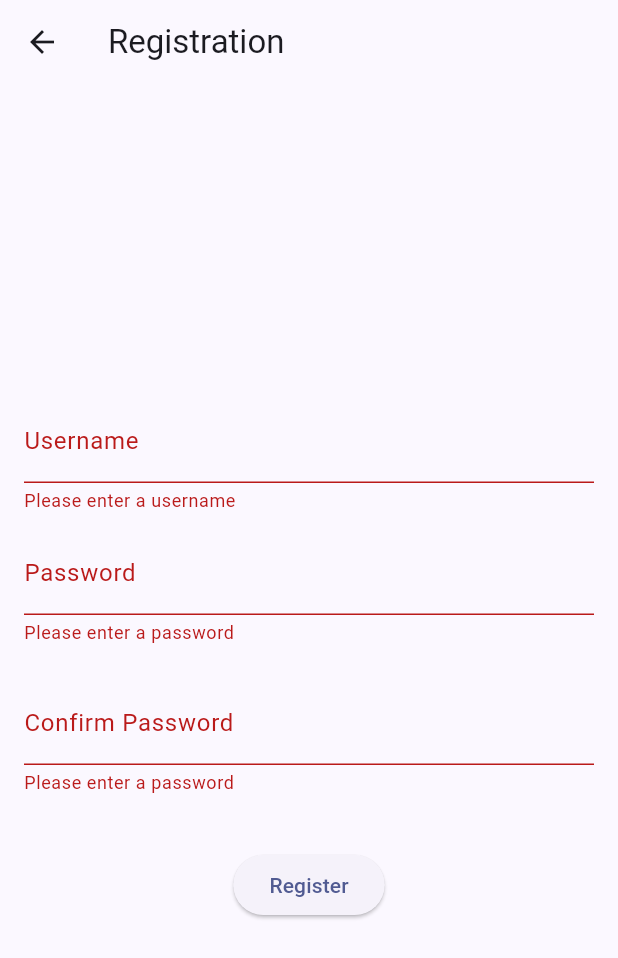
After one commit to Haramchu/Gameshop-mobile, a Flutter app: the RegistrationPage screen opened directly, after a tap on "Register", on a phone screen of 412 x 824 dp. The commit adds this screen. Shown: the top 958 px of the screen. Run offline on Flutter 3.47's test engine with Material 2 defaults, Android fonts, the phone set to English and light mode, and no system bars; missing offline and left inert: pbp_django_auth; network calls fail.

Commit message:
bonus Register + Filter item

```diff
--- /dev/null
+++ b/lib/screens/register.dart
@@ -0,0 +1,168 @@
+import 'dart:convert';
+import 'package:flutter/material.dart';
+import 'package:gameshop/screens/login.dart';
+import 'package:pbp_django_auth/pbp_django_auth.dart';
+import 'package:provider/provider.dart';
+import 'package:http/http.dart' as http;
+
+class RegistrationPage extends StatefulWidget {
+  const RegistrationPage({Key? key}) : super(key: key);
+
+  @override
+  _RegistrationPageState createState() => _RegistrationPageState();
+}
+
+class _RegistrationPageState extends State<RegistrationPage> {
+  final _formKey = GlobalKey<FormState>();
+  final TextEditingController _usernameController = TextEditingController();
+  final TextEditingController _passwordController = TextEditingController();
+  final TextEditingController _confirmPasswordController =
+      TextEditingController();
+
+  @override
+  Widget build(BuildContext context) {
+    final request = context.watch<CookieRequest>();
+    return Scaffold(
+      appBar: AppBar(
+        title: const Text('Registration'),
+      ),
+      body: Padding(
+        padding: const EdgeInsets.all(16.0),
+        child: Form(
+          key: _formKey,
+          child: Column(
+            mainAxisAlignment: MainAxisAlignment.center,
+            children: [
+              TextFormField(
+                controller: _usernameController,
+                decoration: const InputDecoration(
+                  labelText: 'Username',
+                ),
+                validator: (value) {
+                  if (value == null || value.isEmpty) {
+                    return 'Please enter a username';
+                  }
+                  return null;
+                },
+              ),
+              const SizedBox(height: 12.0),
+              TextFormField(
+                controller: _passwordController,
+                decoration: const InputDecoration(
+                  labelText: 'Password',
+                ),
+                obscureText: true,
+                validator: (value) {
+                  if (value == null || value.isEmpty) {
+                    return 'Please enter a password';
+                  }
+                  return null;
+                },
+              ),
+              const SizedBox(height: 24.0),
+              TextFormField(
+                controller: _confirmPasswordController,
+                decoration: const InputDecoration(
+                  labelText: 'Confirm Password',
+                ),
+                obscureText: true,
+                validator: (value) {
+                  if (value == null || value.isEmpty) {
+                    return 'Please enter a password';
+                  }
+                  return null;
+                },
+              ),
+              const SizedBox(height: 36.0),
+              ElevatedButton(
+                onPressed: () async {
+                  if (_formKey.currentState!.validate()) {
+                    String username = _usernameController.text;
+                    String password = _passwordController.text;
+                    String confirmPassword = _confirmPasswordController.text;
+
+                    if (password != confirmPassword) {
+                      ScaffoldMessenger.of(context).showSnackBar(
+                        const SnackBar(
+                          content: Text("Passwords do not match"),
+                        ),
+                      );
+                      return;
+                    }
+
+                    try {
+                      if (password.length < 8) {
+                        ScaffoldMessenger.of(context).showSnackBar(
+                          const SnackBar(
+                            content: Text(
+                                "Password must be at least 8 characters long"),
+                          ),
+                        );
+                        return;
+                      }
+                      if (!RegExp(r'^(?=.*?[A-Z])(?=.*?[a-z])(?=.*?[0-9])')
+                          .hasMatch(password)) {
+                        ScaffoldMessenger.of(context).showSnackBar(
+                          const SnackBar(
+                            content: Text(
+                                "Password must contain at least 1 uppercase letter, 1 lowercase letter, and 1 number"),
+                          ),
+                        );
+                        return;
+                      }
+
+                      final response = await http.post(
+                        Uri.parse('http://localhost:8000/auth/register/'),
+                        body: {
+                          'username': username,
+                          'password': password,
+                        },
+                      );
+
+                      if (response.statusCode == 400) {
+                        ScaffoldMessenger.of(context).showSnackBar(
+                          const SnackBar(
+                            content:
+                                Text("Registration failed. Please try again."),
+                          ),
+                        );
+                        // Navigate to login page or other screen
+                      } else {
+                        ScaffoldMessenger.of(context).showSnackBar(
+                          const SnackBar(
+                            content: Text("Registration successful!"),
+                          ),
+                        );
+                        Navigator.pushReplacement(
+                          context,
+                          MaterialPageRoute(builder: (context) => LoginPage()),
+                        );
+                      }
+                    } catch (e) {
+                      print("Error during registration: $e");
+                      ScaffoldMessenger.of(context).showSnackBar(
+                        const SnackBar(
+                          content: Text(
+                              "An error occurred. Please try again later."),
+                        ),
+                      );
+                    }
+                  }
+                },
+                child: const Text('Register'),
+              ),
+            ],
+          ),
+        ),
+      ),
+    );
+  }
+
+  @override
+  void dispose() {
+    // Dispose controllers when the widget is disposed
+    _usernameController.dispose();
+    _passwordController.dispose();
+    super.dispose();
+  }
+}
```
Also changed, not shown: lib/screens/gameshop_form.dart (+5 -3 lines), lib/screens/item_detail.dart (added, +40 -0 lines), lib/screens/list_item.dart (+23 -5 lines), lib/screens/login.dart (+14 -1 lines), lib/screens/menu.dart (+4 -3 lines), lib/widgets/gameshop_card.dart (+4 -4 lines), lib/widgets/left_drawer.dart (+5 -4 lines), 1 other file.
